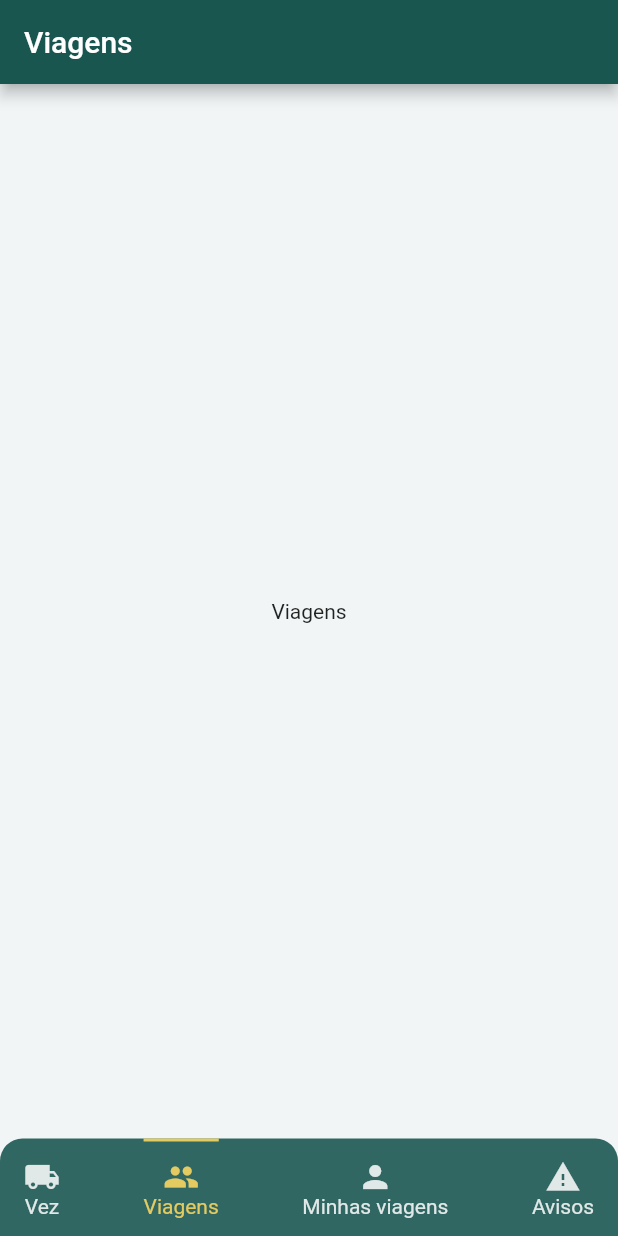
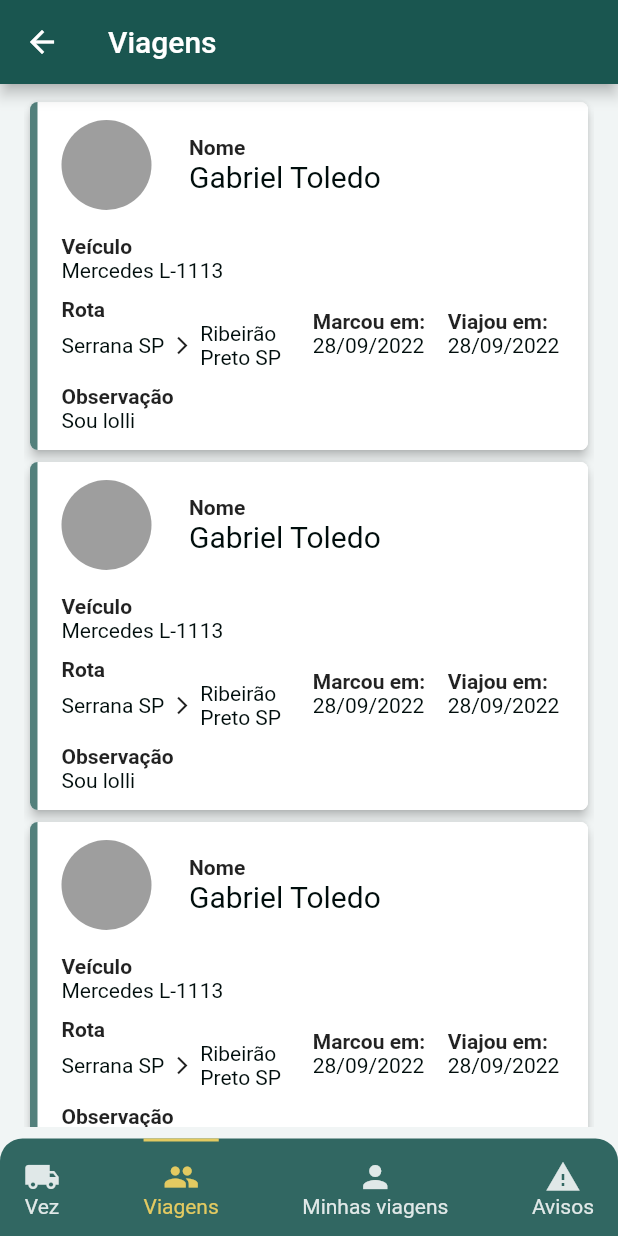
Before and after one commit to Wxze/desafio_coopertransc, a Flutter app: the HomeView screen opened by its route, item 2 of the bottom bar chosen, on a phone screen of 412 x 824 dp. Run offline on Flutter 3.47's test engine with Material 2 defaults, Android fonts, the phone set to English and light mode, and no system bars.

Commit message:
Add trip list and card

```diff
--- a/lib/view/home_view.dart
+++ b/lib/view/home_view.dart
@@ -86,7 +86,7 @@ class _HomeViewState extends State<HomeView> {
     return Scaffold(
       appBar: AppBar(
         title: Text(_appBarTitle),
-        automaticallyImplyLeading: false,
+        //automaticallyImplyLeading: false,
       ),
       body: Padding(
         padding: EdgeInsets.symmetric(horizontal: 16, vertical: 8),
--- a/lib/view/trip_view.dart
+++ b/lib/view/trip_view.dart
@@ -1,4 +1,6 @@
-import 'package:flutter/cupertino.dart';
+import 'package:flutter/material.dart';
+
+import '../widgets/trip_list_card.dart';
 
 class TripView extends StatefulWidget {
   const TripView({Key? key}) : super(key: key);
@@ -10,8 +12,17 @@ class TripView extends StatefulWidget {
 class _TripViewState extends State<TripView> {
   @override
   Widget build(BuildContext context) {
-    return const Center(
-      child: Text('Viagens'),
+    return ListView.builder(
+      //itemCount: turnData.length,
+      itemCount: 8,
+      itemBuilder: (context, index) {
+        return tripListTile(index);
+      },
     );
   }
+
+  Widget tripListTile(int index) {
+    //return TripListCard(turnData[index]);
+    return const TripListCard();
+  }
 }
--- /dev/null
+++ b/lib/widgets/card_field.dart
@@ -0,0 +1,32 @@
+import 'package:flutter/material.dart';
+
+class CardField extends StatelessWidget {
+  final String label;
+  final String value;
+  final double? fontSize;
+
+  const CardField({
+    Key? key,
+    required this.label,
+    required this.value,
+    this.fontSize
+  }) : super(key: key);
+
+  @override
+  Widget build(BuildContext context) {
+    return Column(
+      crossAxisAlignment: CrossAxisAlignment.start,
+      children: [
+        Text(label,
+            style: const TextStyle(
+              fontWeight: FontWeight.bold,
+            )),
+        Text(value,
+            style: TextStyle(
+              color: const Color(0xFF000D0C),
+              fontSize: fontSize ?? 14,
+            ))
+      ],
+    );
+  }
+}
--- /dev/null
+++ b/lib/widgets/card_icon_field.dart
@@ -0,0 +1,61 @@
+import 'package:flutter/material.dart';
+
+class CardIconField extends StatelessWidget {
+  final String label;
+  final double? fontSize;
+  final IconData icon;
+  final String firstValue;
+  final String secondValue;
+
+  const CardIconField(
+      {Key? key,
+      required this.label,
+      required this.icon,
+      required this.firstValue,
+      required this.secondValue,
+      this.fontSize})
+      : super(key: key);
+
+  @override
+  Widget build(BuildContext context) {
+    return Column(
+      crossAxisAlignment: CrossAxisAlignment.start,
+      children: [
+        Text(
+          label,
+          style: const TextStyle(
+            fontWeight: FontWeight.bold,
+          ),
+        ),
+        Row(
+          children: [
+            Flexible(
+              child: Text(
+                firstValue,
+                style: TextStyle(
+                  color: const Color(0xFF000D0C),
+                  fontSize: fontSize ?? 14,
+                ),
+              ),
+            ),
+            const SizedBox(width: 5,),
+            Icon(
+              icon,
+              size: fontSize ?? 14,
+            ),
+            const SizedBox(width: 5,),
+            Flexible(
+              child: Text(
+                secondValue,
+                style: TextStyle(
+                  color: const Color(0xFF000D0C),
+                  fontSize: fontSize ?? 14,
+                ),
+              ),
+            ),
+          ],
+        ),
+      ],
+    );
+  }
+}
--- /dev/null
+++ b/lib/widgets/trip_list_card.dart
@@ -0,0 +1,104 @@
+import 'package:desafio_coopertransc/widgets/card_field.dart';
+import 'package:flutter/material.dart';
+
+import 'card_icon_field.dart';
+
+class TripListCard extends StatefulWidget {
+  const TripListCard({Key? key}) : super(key: key);
+
+  @override
+  State<TripListCard> createState() => _TripListCardState();
+}
+
+class _TripListCardState extends State<TripListCard> {
+  @override
+  Widget build(BuildContext context) {
+    return Card(
+      shape: RoundedRectangleBorder(borderRadius: BorderRadius.circular(5)),
+      elevation: 3,
+      child: ClipPath(
+        clipper: ShapeBorderClipper(
+            shape: RoundedRectangleBorder(
+          borderRadius: BorderRadius.circular(5),
+        )),
+        child: Container(
+            padding: const EdgeInsets.symmetric(horizontal: 16, vertical: 12),
+            decoration: BoxDecoration(
+              border: Border(
+                  left: BorderSide(
+                      color: const Color(0xFF1A5650).withOpacity(0.75),
+                      width: 5)),
+              color: Colors.white,
+            ),
+            child: Column(
+              children: [
+                Row(
+                  children: [
+                    CircleAvatar(
+                      radius: 30,
+                      backgroundColor: Colors.grey.shade500,
+                    ),
+                    const SizedBox(
+                      width: 25,
+                    ),
+                    const Expanded(
+                        child: CardField(
+                      label: 'Nome',
+                      value: 'Gabriel Toledo',
+                      fontSize: 20,
+                    ))
+                  ],
+                ),
+                const SizedBox(height: 16),
+                Row(
+                  children: const [
+                    Expanded(
+                      child:
+                          CardField(label: 'Veículo', value: 'Mercedes L-1113'),
+                    ),
+                  ],
+                ),
+                const SizedBox(height: 10),
+                Row(
+                  mainAxisAlignment: MainAxisAlignment.spaceEvenly,
+                  children: [
+                    const Flexible(
+                      child: CardIconField(
+                        label: 'Rota',
+                        firstValue: 'Serrana SP',
+                        secondValue: 'Ribeirão Preto SP',
+                        icon: Icons.arrow_forward_ios,
+                      ),
+                    ),
+                    Flexible(
+                      child: Row(
+                        children: const [
+                          Flexible(
+                              child: CardField(
+                                  label: 'Marcou em:', value: '28/09/2022')),
+                          SizedBox(
+                            width: 15,
+                          ),
+                          Flexible(
+                              child: CardField(
+                                  label: 'Viajou em:', value: '28/09/2022')),
+                        ],
+                      ),
+                    ),
+                  ],
+                ),
+                const SizedBox(height: 10),
+                Row(
+                  children: const [
+                    Expanded(
+                      child:
+                      CardField(label: 'Observação', value: 'Sou lolli'),
+                    ),
+                  ],
+                ),
+              ],
+            )),
+      ),
+    );
+  }
+}
--- a/lib/widgets/turn_list_card.dart
+++ b/lib/widgets/turn_list_card.dart
@@ -1,5 +1,7 @@
 import 'package:desafio_coopertransc/models/turn.dart';
 import 'package:flutter/material.dart';
+
+import 'card_field.dart';
 
 class _DateTimeSection extends StatelessWidget {
   final String truck;
@@ -21,7 +23,7 @@ class _DateTimeSection extends StatelessWidget {
       children: [
         Column(children: [
           CircleAvatar(
-            radius: 25,
+            radius: 30,
             backgroundColor: Colors.grey.shade500,
           ),
           Text(truck,
@@ -61,33 +63,6 @@ class _DateTimeSection extends StatelessWidget {
   }
 }
 
-class _CardField extends StatelessWidget {
-  final String label;
-  final String value;
-
-  const _CardField({
-    Key? key,
-    required this.label,
-    required this.value,
-  }) : super(key: key);
-
-  @override
-  Widget build(BuildContext context) {
-    return Column(
-      crossAxisAlignment: CrossAxisAlignment.start,
-      children: [
-        Text(label,
-            style: const TextStyle(
-              fontWeight: FontWeight.bold,
-            )),
-        Text(value,
-            style: const TextStyle(
-              color: Color(0xFF000D0C),
-            ))
-      ],
-    );
-  }
-}
 
 class _ContentSection extends StatelessWidget {
   final String position;
@@ -115,13 +90,13 @@ class _ContentSection extends StatelessWidget {
               children: [
                 Flexible(
                     flex: 1,
-                    child: _CardField(
+                    child: CardField(
                       label: 'Posição',
                       value: position,
                     )),
                 Flexible(
                     flex: 1,
-                    child: _CardField(
+                    child: CardField(
                       label: 'Nome',
                       value: name,
                     )),
@@ -131,7 +106,7 @@ class _ContentSection extends StatelessWidget {
             Row(
               children: [
                 Expanded(
-                    child: _CardField(
+                    child: CardField(
                   label: 'Veículo',
                   value: vehicle,
                 ))
@@ -141,7 +116,7 @@ class _ContentSection extends StatelessWidget {
             Row(
               children: [
                 Expanded(
-                    child: _CardField(
+                    child: CardField(
                   label: 'Matriz',
                   value: headquarter,
                 ))
@@ -160,7 +135,7 @@ class TurnListCard extends StatelessWidget {
   Widget build(BuildContext context) {
     return Card(
       shape: RoundedRectangleBorder(borderRadius: BorderRadius.circular(5)),
-      elevation: 1,
+      elevation: 3,
       child: ClipPath(
         clipper: ShapeBorderClipper(
             shape: RoundedRectangleBorder(
```
